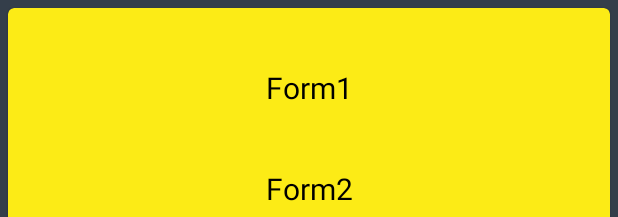
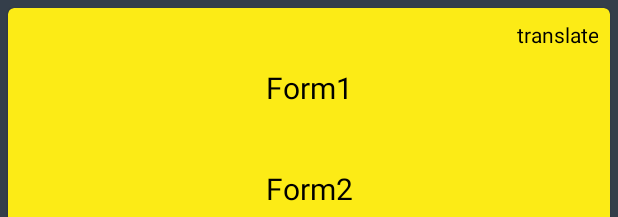
Before and after one commit to MorRai/IrregularVerbs, an Android app: the layout flashcard_down_side.xml on its own in the app's theme, with its tools: preview values and no code run, on a phone screen of 412 x 824 dp. Shown: the top 217 px of the screen. Run offline under Robolectric (Android 15) with nearby library versions, the phone set to English and light mode, and no system bars.

Commit message:
15.01.2022

```diff
--- a/app/src/main/java/com/rai/irregularverbs/adapters/ListVerbAdapter.kt
+++ b/app/src/main/java/com/rai/irregularverbs/adapters/ListVerbAdapter.kt
@@ -15,8 +15,7 @@ import com.rai.irregularverbs.constants.MenuType.LIST
 import com.rai.irregularverbs.data.IrregularVerbs
 import com.rai.irregularverbs.databinding.ImageItemBinding
 import com.rai.irregularverbs.databinding.ListItemBinding
-
-
+import java.util.*
 
 
 class ListVerbAdapter(private val type: Int) : ListAdapter<IrregularVerbs, RecyclerView.ViewHolder>(DiffCallback)  {
@@ -100,6 +99,9 @@ class ListVerbAdapter(private val type: Int) : ListAdapter<IrregularVerbs, Recyc
             binding.example1.text = irregularVerbs.example1
             binding.example2.text = irregularVerbs.example2
             binding.example3.text = irregularVerbs.example3
+            val country = Locale.getDefault().country
+            if (country=="RU") {
+                binding.translate.text = irregularVerbs.ru}
             val context = rootView.context
             val resId = context.resources.getIdentifier("${irregularVerbs.form1}_verb", "drawable", context.packageName)
             binding.imageView.setImageResource(resId)
--- a/app/src/main/java/com/rai/irregularverbs/data/IrregularVerbsDatabase.kt
+++ b/app/src/main/java/com/rai/irregularverbs/data/IrregularVerbsDatabase.kt
@@ -11,7 +11,7 @@ import kotlinx.coroutines.Dispatchers
 import kotlinx.coroutines.SupervisorJob
 import kotlinx.coroutines.launch
 
-@Database(entities = arrayOf(IrregularVerbs::class), version = 1, exportSchema = false)
+@Database(entities = [IrregularVerbs::class], version = 1, exportSchema = false)
 abstract class IrregularVerbsDatabase: RoomDatabase() {
     abstract fun irregularVerbsDao(): IrregularVerbsDao
 
--- a/app/src/main/java/com/rai/irregularverbs/ui/CommonMenuFragment.kt
+++ b/app/src/main/java/com/rai/irregularverbs/ui/CommonMenuFragment.kt
@@ -7,7 +7,6 @@ import android.view.View
 import android.view.ViewGroup
 import androidx.fragment.app.FragmentActivity
 import androidx.fragment.app.activityViewModels
-import androidx.lifecycle.coroutineScope
 import androidx.navigation.NavDirections
 import androidx.navigation.fragment.findNavController
 import com.rai.irregularverbs.IrregularVerbsApplication
@@ -19,8 +18,7 @@ import com.rai.irregularverbs.constants.MenuType.IMAGE
 import com.rai.irregularverbs.databinding.FragmentCommonMenuBinding
 import com.rai.irregularverbs.viewmodels.ExamViewModel
 import com.rai.irregularverbs.viewmodels.ExamViewModelFactory
-import kotlinx.coroutines.flow.collect
-import kotlinx.coroutines.launch
+
 
 
 class CommonMenuFragment : Fragment() {
--- a/app/src/main/java/com/rai/irregularverbs/ui/DumpingDialog.kt
+++ b/app/src/main/java/com/rai/irregularverbs/ui/DumpingDialog.kt
@@ -2,10 +2,8 @@ package com.rai.irregularverbs.ui
 
 import android.app.AlertDialog
 import android.app.Dialog
-import android.content.DialogInterface
 import androidx.fragment.app.DialogFragment
 import android.os.Bundle
-import android.widget.Toast
 import androidx.fragment.app.activityViewModels
 import com.rai.irregularverbs.IrregularVerbsApplication
 import com.rai.irregularverbs.R
--- a/app/src/main/java/com/rai/irregularverbs/ui/FlashcardFragment.kt
+++ b/app/src/main/java/com/rai/irregularverbs/ui/FlashcardFragment.kt
@@ -23,7 +23,7 @@ class FlashcardFragment : Fragment() {
     private var _binding: FragmentFlashcardBinding? = null
     private val binding get() = _binding!!
 
-    private var charpter: Int = 0
+    private var chapter: Int = 0
 
     private lateinit var recyclerView: RecyclerView
 
@@ -39,7 +39,7 @@ class FlashcardFragment : Fragment() {
         inflater: LayoutInflater, container: ViewGroup?,
         savedInstanceState: Bundle?
     ): View {
-        charpter = ImagesFragmentArgs.fromBundle(requireArguments()).chapter
+        chapter = ImagesFragmentArgs.fromBundle(requireArguments()).chapter
         // Inflate the layout for this fragment
         _binding = FragmentFlashcardBinding.inflate(inflater, container, false)
         return binding.root
@@ -52,7 +52,7 @@ class FlashcardFragment : Fragment() {
         val flashcardAdapter = FlashcardAdapter()
         recyclerView.adapter = flashcardAdapter
         lifecycle.coroutineScope.launch {
-            viewModel.fullPart(charpter).collect {
+            viewModel.fullPart(chapter).collect {
                 flashcardAdapter.submitList(it)
             }
         }
--- a/app/src/main/java/com/rai/irregularverbs/ui/VerbsMainFragment.kt
+++ b/app/src/main/java/com/rai/irregularverbs/ui/VerbsMainFragment.kt
@@ -15,7 +15,6 @@ import com.rai.irregularverbs.databinding.FragmentVerbsMainBinding
 import android.app.AlarmManager
 import android.content.Context.ALARM_SERVICE
 import android.app.PendingIntent
-import android.content.Context
 import android.content.Intent
 import com.rai.irregularverbs.receiver.VerbReceiver
 
--- a/app/src/main/res/layout/flashcard_down_side.xml
+++ b/app/src/main/res/layout/flashcard_down_side.xml
@@ -18,6 +18,17 @@
         <androidx.constraintlayout.widget.ConstraintLayout
             android:layout_width="match_parent"
             android:layout_height="240dp">
+
+            <TextView
+                android:id="@+id/translate"
+                android:layout_width="wrap_content"
+                android:layout_height="wrap_content"
+                style="@style/ListTextStyle"
+                android:layout_marginTop="8dp"
+                android:layout_marginEnd="8dp"
+                tools:text="translate"
+                app:layout_constraintEnd_toEndOf="parent"
+                app:layout_constraintTop_toTopOf="parent" />
 
             <TextView
                 android:id="@+id/form1"
```
Also changed, not shown: app/src/main/java/com/rai/irregularverbs/adapters/FlashcardAdapter.kt (+5 -3 lines), app/src/main/java/com/rai/irregularverbs/ui/ExamFragment.kt (+5 -6 lines), app/src/main/res/layout/image_item.xml (+12 -1 lines).
